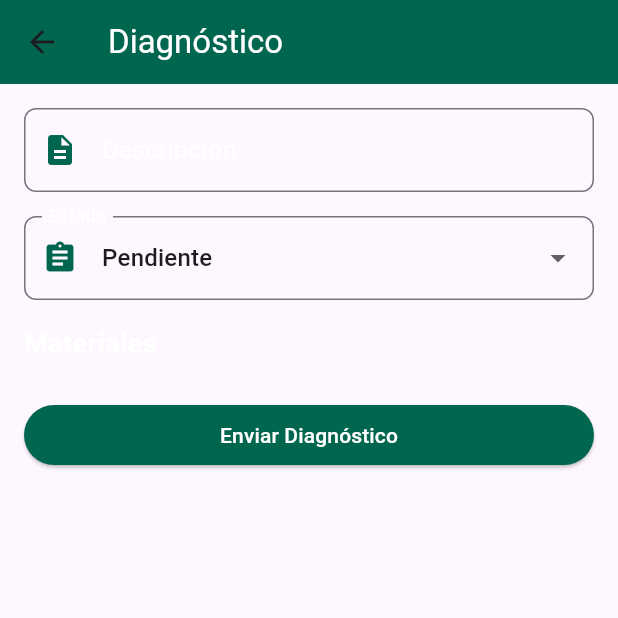
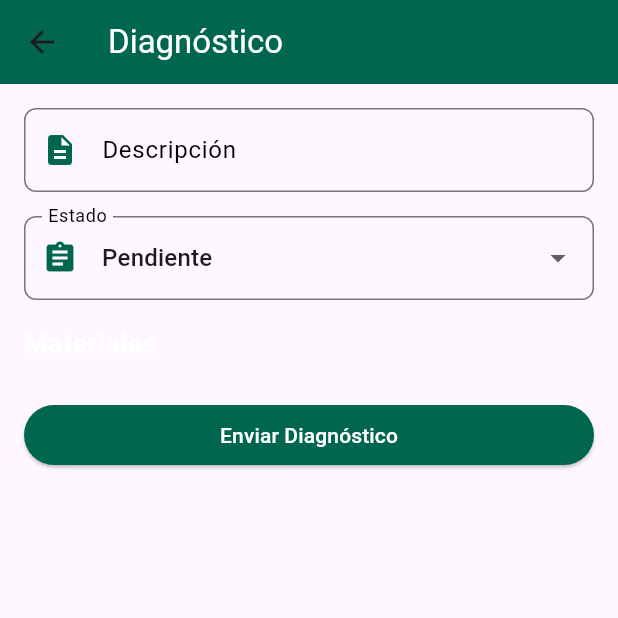
Before and after one commit to Arielo16/UniTask, a Flutter app: the DiagnosticScreen screen opened directly with empty values, on a phone screen of 412 x 824 dp, the top half of it. Run offline on Flutter 3.47's test engine with Material 3 defaults, Android fonts, the phone set to English and light mode, and no system bars.

Commit message:
Update diagnostic_screen.dart

```diff
--- a/Movil/unitask_movil/lib/screens/diagnostic_screen.dart
+++ b/Movil/unitask_movil/lib/screens/diagnostic_screen.dart
@@ -87,7 +87,7 @@ class _DiagnosticScreenState extends State<DiagnosticScreen> {
               TextFormField(
                 decoration: InputDecoration(
                   labelText: 'Descripción',
-                  labelStyle: TextStyle(color: Colors.white),
+                  labelStyle: TextStyle(color: const Color.fromARGB(255, 0, 0, 0)),
                   border: OutlineInputBorder(
                     borderRadius: BorderRadius.circular(8),
                   ),
@@ -109,7 +109,7 @@ class _DiagnosticScreenState extends State<DiagnosticScreen> {
                 value: _status,
                 decoration: InputDecoration(
                   labelText: 'Estado',
-                  labelStyle: TextStyle(color: Colors.white),
+                  labelStyle: TextStyle(color: const Color.fromARGB(255, 0, 0, 0)),
                   border: OutlineInputBorder(
                     borderRadius: BorderRadius.circular(8),
                   ),
```
